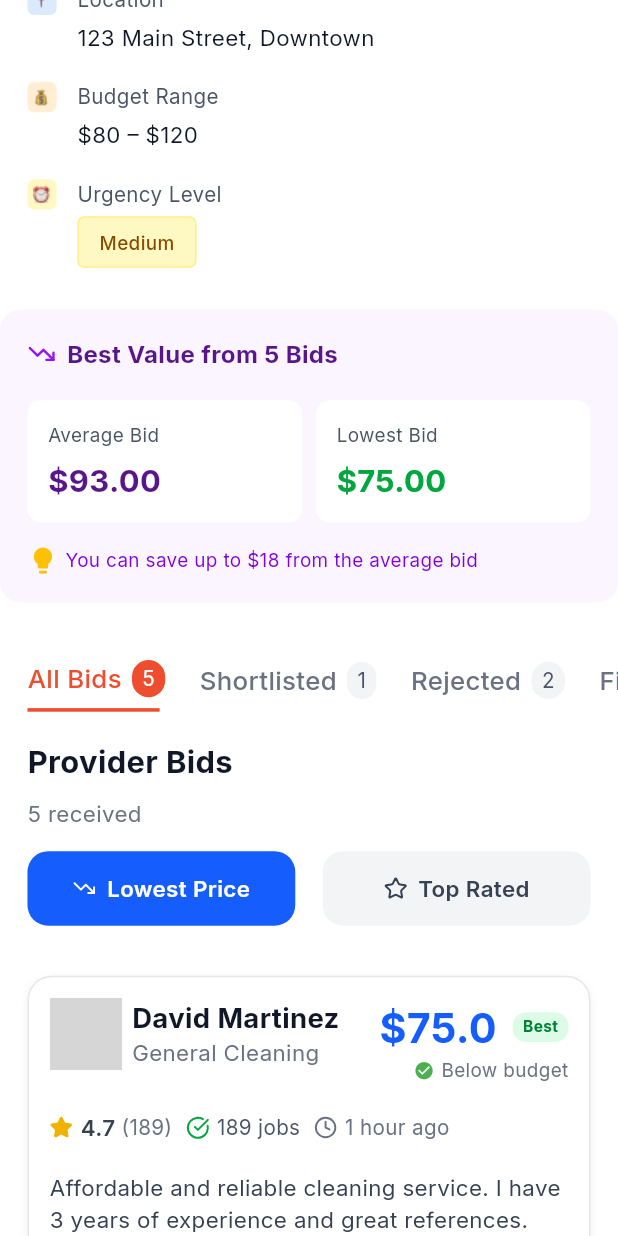
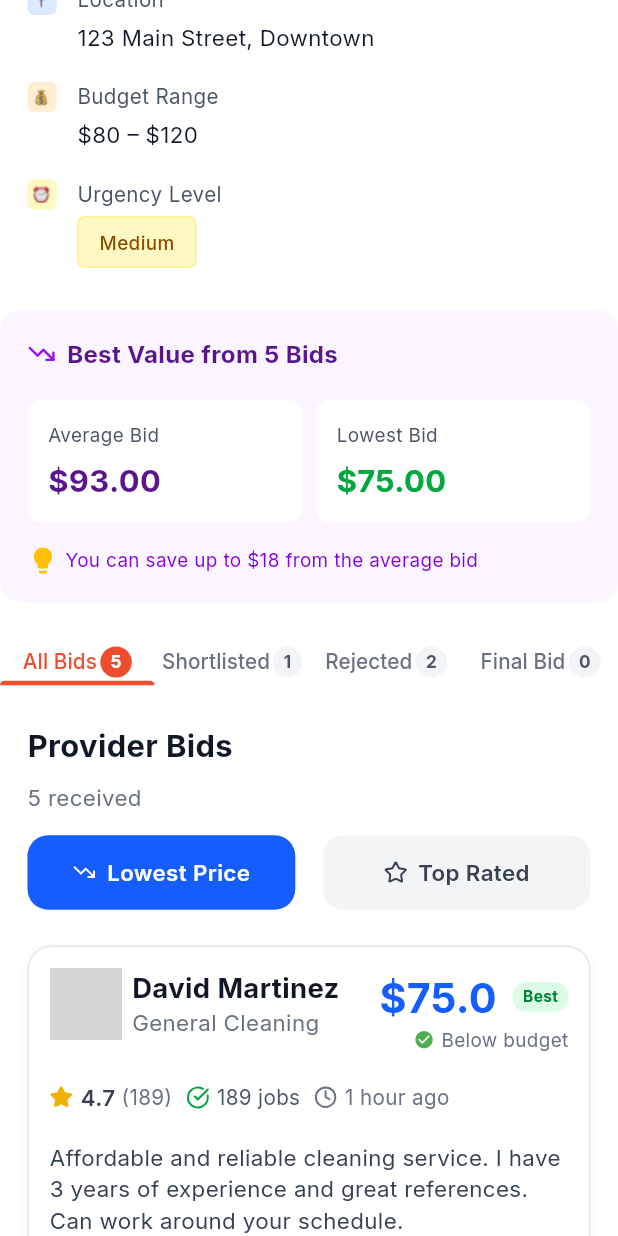
Before and after one commit to sohel10h/any-service-app, a Flutter app: the ServiceDetailsScreen screen opened by its route, scrolled down 576 dp, on a phone screen of 412 x 824 dp. Run offline on Flutter 3.47's test engine with Material 3 defaults, Android fonts, the phone set to English and light mode, and no system bars; drawn by our look-alikes of cached_network_image; our stand-ins replace device_preview, dio, dropdown_button2, firebase_core, flutter_image_compress, flutter_screenutil and 7 more; missing offline and left inert: flutter_intl_phone_field; accounts and stored records are empty; network calls fail; grey boxes are pictures that could not be loaded.

Commit message:
Modify :zap: and update ServiceDetailsScreen tab sections designs

```diff
--- a/lib/view/screens/service_details/controller/service_details_controller.dart
+++ b/lib/view/screens/service_details/controller/service_details_controller.dart
@@ -1,6 +1,8 @@
 import 'package:get/get.dart';
+import 'package:flutter/material.dart';
 import 'package:service_la/common/utils/helper_function.dart';
 import 'package:service_la/data/model/local/provider_bid_model.dart';
+import 'package:service_la/view/widgets/service_details/service_details_provider_bids_section.dart';
 
 class ServiceDetailsController extends GetxController {
   RxList<String> imageUrls = <String>[].obs;
@@ -8,6 +10,7 @@ class ServiceDetailsController extends GetxController {
   RxInt selectedTabIndex = 0.obs;
   RxInt selectedFilterIndex = 0.obs;
   final List<String> tabs = ["All Bids", "Shortlisted", "Rejected", "Final Bid"];
+  List<CustomScrollView> tabViews = [];
   final List<int> tabsCounts = [5, 1, 2, 0];
   final List<String> filters = ["Lowest Price", "Top Rated"];
   final RxList<ProviderBidModel> bids = [
@@ -49,6 +52,32 @@ class ServiceDetailsController extends GetxController {
   void onInit() {
     super.onInit();
     _addImagesUrls();
+    _addViews();
+  }
+
+  void _addViews() {
+    tabViews = [
+      CustomScrollView(
+        slivers: [
+          ServiceDetailsProviderBidsSection(),
+        ],
+      ),
+      CustomScrollView(
+        slivers: [
+          SliverToBoxAdapter(child: Text("Tab 2")),
+        ],
+      ),
+      CustomScrollView(
+        slivers: [
+          SliverToBoxAdapter(child: Text("Tab 3")),
+        ],
+      ),
+      CustomScrollView(
+        slivers: [
+          SliverToBoxAdapter(child: Text("Tab 4")),
+        ],
+      ),
+    ];
   }
 
   void _addImagesUrls() {
--- a/lib/view/screens/service_details/service_details_screen.dart
+++ b/lib/view/screens/service_details/service_details_screen.dart
@@ -1,8 +1,9 @@
 import 'package:get/get.dart';
 import 'package:flutter/material.dart';
+import 'package:service_la/view/widgets/common/tab_bar_delegate.dart';
+import 'package:service_la/view/widgets/service_details/service_details_tab.dart';
 import 'package:service_la/view/widgets/service_details/service_details_image_slider.dart';
 import 'package:service_la/view/widgets/service_details/service_details_details_section.dart';
-import 'package:service_la/view/widgets/service_details/service_details_provider_bids_section.dart';
 import 'package:service_la/view/screens/service_details/controller/service_details_controller.dart';
 import 'package:service_la/view/widgets/service_details/service_details_bid_comparison_section.dart';
 
@@ -12,14 +13,35 @@ class ServiceDetailsScreen extends GetWidget<ServiceDetailsController> {
   @override
   Widget build(BuildContext context) {
     return Scaffold(
-      body: ListView(
-        padding: EdgeInsets.zero,
-        children: [
-          ServiceDetailsImageSlider(),
-          ServiceDetailsDetailsSection(),
-          ServiceDetailsBidComparisonSection(),
-          ServiceDetailsProviderBidsSection(),
-        ],
+      body: DefaultTabController(
+        length: controller.tabs.length,
+        initialIndex: controller.selectedTabIndex.value,
+        child: NestedScrollView(
+          headerSliverBuilder: (context, innerBoxIsScrolled) => [
+            SliverToBoxAdapter(
+              child: ServiceDetailsImageSlider(),
+            ),
+            SliverToBoxAdapter(
+              child: ServiceDetailsDetailsSection(),
+            ),
+            SliverToBoxAdapter(
+              child: ServiceDetailsBidComparisonSection(),
+            ),
+            SliverPersistentHeader(
+              pinned: true,
+              delegate: TabBarDelegate(
+                child: ServiceDetailsTab(isFromNestedScroll: true),
+              ),
+            ),
+          ],
+          body: TabBarView(
+            physics: const NeverScrollableScrollPhysics(),
+            children: List.generate(
+              controller.tabs.length,
+              (index) => controller.tabViews[index],
+            ),
+          ),
+        ),
       ),
     );
   }
--- a/lib/view/screens/vendor_profile/vendor_profile_screen.dart
+++ b/lib/view/screens/vendor_profile/vendor_profile_screen.dart
@@ -4,6 +4,7 @@ import 'package:flutter/material.dart';
 import 'package:service_la/common/utils/app_colors.dart';
 import 'package:flutter_screenutil/flutter_screenutil.dart';
 import 'package:service_la/view/widgets/common/custom_app_bar.dart';
+import 'package:service_la/view/widgets/common/tab_bar_delegate.dart';
 import 'package:service_la/view/widgets/vendor_profile/vendor_profile_tab.dart';
 import 'package:service_la/view/widgets/vendor_profile/vendor_profile_header.dart';
 import 'package:service_la/view/screens/vendor_profile/controller/vendor_profile_controller.dart';
@@ -84,7 +85,7 @@ class VendorProfileScreen extends GetWidget<VendorProfileController> {
                 ),
                 SliverPersistentHeader(
                   pinned: true,
-                  delegate: _TabBarDelegate(
+                  delegate: TabBarDelegate(
                     child: VendorProfileTab(isFromNestedScroll: true),
                   ),
                 ),
@@ -103,37 +104,3 @@ class VendorProfileScreen extends GetWidget<VendorProfileController> {
     );
   }
 }
-
-/// Delegate that guarantees the painted child height equals reported extents.
-class _TabBarDelegate extends SliverPersistentHeaderDelegate {
-  final Widget child;
-
-  // Set desired extents here:
-  static final double _kExtent = 52.h;
-
-  _TabBarDelegate({required this.child});
-
-  @override
-  Widget build(BuildContext context, double shrinkOffset, bool overlapsContent) {
-    // Constrain child to the expected height so SliverGeometry stays valid.
-    return SizedBox(
-      height: maxExtent,
-      child: Container(
-        color: Colors.white,
-        child: child,
-      ),
-    );
-  }
-
-  @override
-  double get maxExtent => _kExtent;
-
-  @override
-  double get minExtent => _kExtent;
-
-  @override
-  bool shouldRebuild(covariant _TabBarDelegate oldDelegate) {
-    // If the child instance changes or extents change, return true.
-    return oldDelegate.child != child;
-  }
-}
--- /dev/null
+++ b/lib/view/widgets/common/tab_bar_delegate.dart
@@ -0,0 +1,32 @@
+import 'package:flutter/material.dart';
+import 'package:flutter_screenutil/flutter_screenutil.dart';
+
+class TabBarDelegate extends SliverPersistentHeaderDelegate {
+  final Widget child;
+
+  static final double _kExtent = 52.h;
+
+  TabBarDelegate({required this.child});
+
+  @override
+  Widget build(BuildContext context, double shrinkOffset, bool overlapsContent) {
+    return SizedBox(
+      height: maxExtent,
+      child: Container(
+        color: Colors.white,
+        child: child,
+      ),
+    );
+  }
+
+  @override
+  double get maxExtent => _kExtent;
+
+  @override
+  double get minExtent => _kExtent;
+
+  @override
+  bool shouldRebuild(covariant TabBarDelegate oldDelegate) {
+    return oldDelegate.child != child;
+  }
+}
--- a/lib/view/widgets/service_details/service_details_provide_bids_item.dart
+++ b/lib/view/widgets/service_details/service_details_provide_bids_item.dart
@@ -24,7 +24,7 @@ class ServiceDetailsProviderBidsItem extends StatelessWidget {
   @override
   Widget build(BuildContext context) {
     return Padding(
-      padding: EdgeInsets.symmetric(horizontal: 16.w),
+      padding: EdgeInsets.only(left: 16.w, right: 16.w, bottom: 16.h),
       child: Container(
         padding: EdgeInsets.all(12.w),
         decoration: BoxDecoration(
--- a/lib/view/widgets/service_details/service_details_provider_bids_section.dart
+++ b/lib/view/widgets/service_details/service_details_provider_bids_section.dart
@@ -11,11 +11,10 @@ class ServiceDetailsProviderBidsSection extends GetWidget<ServiceDetailsControll
 
   @override
   Widget build(BuildContext context) {
-    return Column(
+    return SliverToBoxAdapter(
+      child: Column(
         crossAxisAlignment: CrossAxisAlignment.start,
         children: [
-        SizedBox(height: 32.h),
-        _buildTabs(),
           SizedBox(height: 16.h),
           Padding(
             padding: EdgeInsets.symmetric(horizontal: 16.w),
@@ -44,101 +43,23 @@ class ServiceDetailsProviderBidsSection extends GetWidget<ServiceDetailsControll
           _buildFilters(),
           SizedBox(height: 20.h),
           Obx(
-          () => SizedBox(
-            height: Get.height / 1.45,
-            child: ListView.separated(
-              padding: EdgeInsets.symmetric(vertical: 8.h),
-              shrinkWrap: true,
-              itemCount: controller.bids.length,
-              separatorBuilder: (_, __) => SizedBox(height: 16.h),
-              itemBuilder: (context, index) {
-                final bid = controller.bids[index];
-                return ServiceDetailsProviderBidsItem(
+            () => Column(
+              children: controller.bids
+                  .map(
+                    (bid) => ServiceDetailsProviderBidsItem(
                       bid: bid,
                       onAccept: () {},
                       onShortlist: () {},
                       onReject: () {},
                       onMessage: () {},
-                );
-              },
                     ),
-          ),
-        ),
-      ],
-    );
-  }
-
-  Widget _buildTabs() {
-    return Obx(
-      () => SingleChildScrollView(
-        padding: EdgeInsets.symmetric(horizontal: 16.w),
-        scrollDirection: Axis.horizontal,
-        child: Row(
-          children: List.generate(
-            controller.tabs.length,
-            (index) {
-              final isSelected = index == controller.selectedTabIndex.value;
-              final tabText = controller.tabs[index];
-              final count = controller.tabsCounts[index];
-
-              return GestureDetector(
-                onTap: () => controller.selectedTabIndex.value = index,
-                child: Padding(
-                  padding: EdgeInsets.only(right: 20.w),
-                  child: Column(
-                    crossAxisAlignment: CrossAxisAlignment.start,
-                    children: [
-                      Row(
-                        children: [
-                          Text(
-                            tabText,
-                            style: TextStyle(
-                              fontSize: 15.sp,
-                              color: isSelected ? AppColors.primary : AppColors.text6A7282,
-                              fontWeight: FontWeight.w500,
-                            ),
-                          ),
-                          Container(
-                            margin: EdgeInsets.only(left: 6.w),
-                            padding: EdgeInsets.symmetric(horizontal: 6.w, vertical: 2.h),
-                            decoration: BoxDecoration(
-                              color: isSelected ? AppColors.primary : AppColors.containerF3F4F6,
-                              borderRadius: BorderRadius.circular(12.r),
-                            ),
-                            child: Text(
-                              "$count",
-                              style: TextStyle(
-                                fontSize: 12.sp,
-                                color: isSelected ? AppColors.white : AppColors.text4A5565,
-                                fontWeight: FontWeight.w400,
-                              ),
+                  )
+                  .toList(),
             ),
           ),
         ],
       ),
-                      SizedBox(height: 6.h),
-                      if (isSelected)
-                        Container(
-                          height: 2.h,
-                          width: _calculateUnderlineWidth(tabText, count),
-                          color: AppColors.primary,
-                        ),
-                    ],
-                  ),
-                ),
     );
-            },
-          ),
-        ),
-      ),
-    );
-  }
-
-  double _calculateUnderlineWidth(String text, int? count) {
-    final textLength = text.length;
-    final countLength = count != null ? count.toString().length + 2 : 0;
-    final totalCharWidth = (textLength + countLength) * 7.w;
-    return totalCharWidth.clamp(40.w, 100.w);
   }
 
   Widget _buildFilters() {
@@ -169,14 +90,20 @@ class ServiceDetailsProviderBidsSection extends GetWidget<ServiceDetailsControll
                               "assets/svgs/trending_down.svg",
                               width: 14.w,
                               height: 14.h,
-                              colorFilter: ColorFilter.mode(isSelected ? AppColors.white : AppColors.text364153, BlendMode.srcIn),
+                              colorFilter: ColorFilter.mode(
+                                isSelected ? AppColors.white : AppColors.text364153,
+                                BlendMode.srcIn,
+                              ),
                             ),
                           if (controller.filters[index] == "Top Rated")
                             SvgPicture.asset(
                               "assets/svgs/rating_outline.svg",
                               width: 14.w,
                               height: 14.h,
-                              colorFilter: ColorFilter.mode(isSelected ? AppColors.white : AppColors.text364153, BlendMode.srcIn),
+                              colorFilter: ColorFilter.mode(
+                                isSelected ? AppColors.white : AppColors.text364153,
+                                BlendMode.srcIn,
+                              ),
                             ),
                           SizedBox(width: 6.w),
                           Text(
--- /dev/null
+++ b/lib/view/widgets/service_details/service_details_tab.dart
@@ -0,0 +1,89 @@
+import 'package:get/get.dart';
+import 'package:flutter/material.dart';
+import 'package:service_la/common/utils/app_colors.dart';
+import 'package:flutter_screenutil/flutter_screenutil.dart';
+import 'package:service_la/view/screens/service_details/controller/service_details_controller.dart';
+
+class ServiceDetailsTab extends GetWidget<ServiceDetailsController> {
+  final bool isFromNestedScroll;
+
+  const ServiceDetailsTab({super.key, this.isFromNestedScroll = false});
+
+  @override
+  Widget build(BuildContext context) {
+    final tabBar = Obx(
+      () => TabBar(
+        isScrollable: false,
+        padding: EdgeInsets.zero,
+        labelPadding: EdgeInsets.zero,
+        indicatorColor: AppColors.containerEE4E2E,
+        dividerColor: Colors.transparent,
+        onTap: (index) => controller.selectedTabIndex.value = index,
+        tabs: List.generate(controller.tabViews.length, (index) {
+          final isSelected = index == controller.selectedTabIndex.value;
+          final tabText = controller.tabs[index];
+
+          return Tab(
+            child: Column(
+              mainAxisAlignment: MainAxisAlignment.center,
+              children: [
+                SizedBox(height: 16.h),
+                Row(
+                  mainAxisAlignment: MainAxisAlignment.center,
+                  children: [
+                    Text(
+                      tabText,
+                      style: TextStyle(
+                        fontSize: 12.sp,
+                        color: isSelected ? AppColors.containerEE4E2E : AppColors.text6A7282,
+                        fontWeight: FontWeight.w500,
+                      ),
+                    ),
+                    SizedBox(width: 2.w),
+                    Container(
+                      padding: EdgeInsets.symmetric(horizontal: 6.w, vertical: 2.h),
+                      decoration: BoxDecoration(
+                        color: isSelected ? AppColors.containerEE4E2E : AppColors.containerF3F4F6,
+                        borderRadius: BorderRadius.circular(16.r),
+                      ),
+                      child: Text(
+                        "${controller.tabsCounts[index]}",
+                        style: TextStyle(
+                          fontSize: 10.sp,
+                          color: isSelected ? AppColors.white : AppColors.text4A5565,
+                          fontWeight: FontWeight.w700,
+                        ),
+                      ),
+                    ),
+                  ],
+                ),
+              ],
+            ),
+          );
+        }),
+      ),
+    );
+
+    if (isFromNestedScroll) {
+      return SizedBox(
+        height: 52.h,
+        child: Center(child: tabBar),
+      );
+    }
+
+    return Column(
+      children: [
+        SizedBox(height: 48.h, child: tabBar),
+        Expanded(
+          child: TabBarView(
+            physics: const NeverScrollableScrollPhysics(),
+            children: List.generate(
+              controller.tabViews.length,
+              (index) => controller.tabViews[index],
+            ),
+          ),
+        ),
+      ],
+    );
+  }
+}
```
Lines whose indentation alone changed are shown as unchanged.
